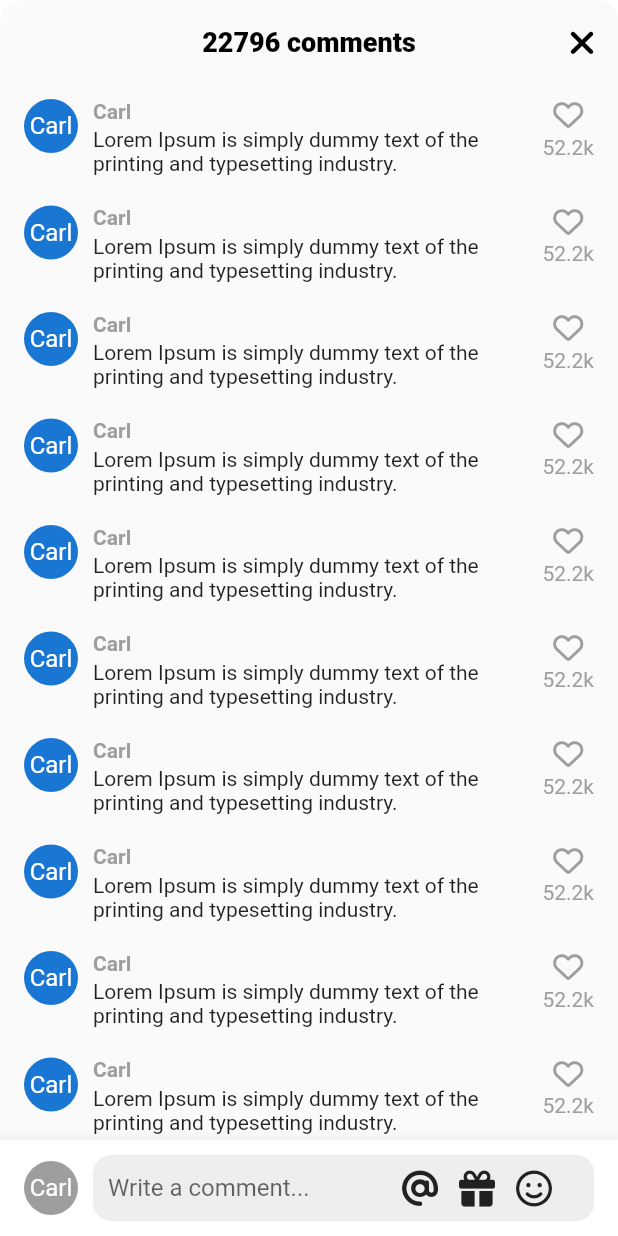
After one commit to Carl-Lee91/tiktok_clone, a Flutter app: the VideoComments screen opened directly, on a phone screen of 412 x 824 dp. The commit adds this screen. Run offline on Flutter 3.47's test engine with Material 2 defaults, Android fonts, the phone set to English and light mode, and no system bars; our stand-ins replace font_awesome_flutter, video_player, visibility_detector; network calls fail.

Commit message:
05.10 끝

```diff
--- a/lib/screens/features/main_navigation/main_navigation_screen.dart
+++ b/lib/screens/features/main_navigation/main_navigation_screen.dart
@@ -63,6 +63,8 @@ class _MainNavigationState extends State<MainNavigation> {
   @override
   Widget build(BuildContext context) {
     return Scaffold(
+      resizeToAvoidBottomInset: false,
+      backgroundColor: _selectedIndex == 0 ? Colors.black : Colors.white,
       body: Stack(
         children: [
           Offstage(
--- a/lib/screens/features/videos/video_timeline_screen.dart
+++ b/lib/screens/features/videos/video_timeline_screen.dart
@@ -29,10 +29,6 @@ class _VideoTimelineScreenState extends State<VideoTimelineScreen> {
 
   void _onVideoFinished() {
     return;
-    _pageController.nextPage(
-      duration: _scrollDuration,
-      curve: _scrollCurve,
-    );
   }
 
   @override
@@ -41,9 +37,20 @@ class _VideoTimelineScreenState extends State<VideoTimelineScreen> {
     super.dispose();
   } // 메모리 누수를 방지하기 위해 항상 dispose를 잊지말자
 
+  Future<void> _onRefresh() {
+    return Future.delayed(
+      const Duration(seconds: 1),
+    );
+  }
+
   @override
   Widget build(BuildContext context) {
-    return PageView.builder(
+    return RefreshIndicator(
+      displacement: 50,
+      edgeOffset: 20,
+      onRefresh: _onRefresh,
+      color: Theme.of(context).primaryColor,
+      child: PageView.builder(
         controller: _pageController,
         // 페이지 넘기게 해주는 위젯 방향 조절 가능 페이지 생성 가능
         itemBuilder: (context, index) => VideoPost(
@@ -53,6 +60,7 @@ class _VideoTimelineScreenState extends State<VideoTimelineScreen> {
         itemCount: _itemCount,
         onPageChanged: _onPageChanged,
         scrollDirection: Axis.vertical,
+      ),
     );
   }
 }
--- /dev/null
+++ b/lib/screens/features/videos/widgets/video_comments.dart
@@ -0,0 +1,218 @@
+import 'package:flutter/material.dart';
+import 'package:font_awesome_flutter/font_awesome_flutter.dart';
+import 'package:tiktok_clone/constants/gaps.dart';
+import 'package:tiktok_clone/constants/sizes.dart';
+
+class VideoComments extends StatefulWidget {
+  const VideoComments({super.key});
+
+  @override
+  State<VideoComments> createState() => _VideoCommentsState();
+}
+
+class _VideoCommentsState extends State<VideoComments> {
+  bool _isWriting = false;
+
+  final ScrollController _scrollController = ScrollController();
+
+  void _onClosePressed() {
+    Navigator.of(context).pop();
+  }
+
+  void _stopWriting() {
+    FocusScope.of(context).unfocus();
+    setState(() {
+      _isWriting = false;
+    });
+  }
+
+  void _onStartWriting() {
+    setState(() {
+      _isWriting = true;
+    });
+  }
+
+  @override
+  Widget build(BuildContext context) {
+    final size = MediaQuery.of(context).size;
+    return Container(
+      height: size.height * 0.75,
+      clipBehavior: Clip.hardEdge,
+      decoration: BoxDecoration(
+        borderRadius: BorderRadius.circular(
+          Sizes.size14,
+        ),
+      ),
+      child: Scaffold(
+        backgroundColor: Colors.grey.shade50,
+        appBar: AppBar(
+          backgroundColor: Colors.grey.shade50,
+          automaticallyImplyLeading: false,
+          title: const Text(
+            "22796 comments",
+          ),
+          actions: [
+            IconButton(
+              onPressed: _onClosePressed,
+              icon: const FaIcon(
+                FontAwesomeIcons.xmark,
+              ),
+            ),
+          ],
+        ),
+        body: GestureDetector(
+          onTap: _stopWriting,
+          child: Stack(
+            children: [
+              Scrollbar(
+                controller: _scrollController,
+                child: ListView.separated(
+                  controller: _scrollController,
+                  padding: const EdgeInsets.only(
+                    top: Sizes.size10,
+                    bottom: Sizes.size96 + Sizes.size20,
+                    left: Sizes.size16,
+                    right: Sizes.size16,
+                  ),
+                  separatorBuilder: (context, index) => Gaps.v20,
+                  itemCount: 10,
+                  itemBuilder: (context, index) => Row(
+                    crossAxisAlignment: CrossAxisAlignment.start,
+                    children: [
+                      const CircleAvatar(
+                        radius: 18,
+                        child: Text("Carl"),
+                      ),
+                      Gaps.h10,
+                      Expanded(
+                        child: Column(
+                          crossAxisAlignment: CrossAxisAlignment.start,
+                          children: [
+                            Text(
+                              "Carl",
+                              style: TextStyle(
+                                fontWeight: FontWeight.bold,
+                                fontSize: Sizes.size14,
+                                color: Colors.grey.shade500,
+                              ),
+                            ),
+                            Gaps.v3,
+                            const Text(
+                              "Lorem Ipsum is simply dummy text of the printing and typesetting industry.",
+                            )
+                          ],
+                        ),
+                      ),
+                      Gaps.h10,
+                      Column(
+                        children: [
+                          FaIcon(
+                            FontAwesomeIcons.heart,
+                            color: Colors.grey.shade500,
+                            size: Sizes.size20,
+                          ),
+                          Gaps.v4,
+                          Text(
+                            "52.2k",
+                            style: TextStyle(
+                              color: Colors.grey.shade500,
+                            ),
+                          ),
+                        ],
+                      )
+                    ],
+                  ),
+                ),
+              ),
+              Positioned(
+                bottom: 0,
+                width: size.width,
+                child: BottomAppBar(
+                  color: Colors.white,
+                  child: Padding(
+                    padding: const EdgeInsets.symmetric(
+                      horizontal: Sizes.size16,
+                      vertical: Sizes.size10,
+                    ),
+                    child: Row(
+                      children: [
+                        CircleAvatar(
+                          radius: 18,
+                          backgroundColor: Colors.grey.shade500,
+                          foregroundColor: Colors.white,
+                          child: const Text("Carl"),
+                        ),
+                        Gaps.h10,
+                        Expanded(
+                          child: SizedBox(
+                            height: Sizes.size44,
+                            child: TextField(
+                              onTap: _onStartWriting,
+                              expands: true,
+                              minLines: null,
+                              maxLines: null,
+                              textInputAction: TextInputAction.newline,
+                              cursorColor: Theme.of(context).primaryColor,
+                              decoration: InputDecoration(
+                                hintText: "Write a comment...",
+                                border: OutlineInputBorder(
+                                  borderRadius: BorderRadius.circular(
+                                    Sizes.size12,
+                                  ),
+                                  borderSide: BorderSide.none,
+                                ),
+                                filled: true,
+                                fillColor: Colors.grey.shade200,
+                                contentPadding: const EdgeInsets.symmetric(
+                                  horizontal: Sizes.size10,
+                                ),
+                                suffixIcon: Padding(
+                                  padding: const EdgeInsets.only(
+                                    right: Sizes.size14,
+                                  ),
+                                  child: Row(
+                                    mainAxisSize: MainAxisSize.min,
+                                    children: [
+                                      FaIcon(
+                                        FontAwesomeIcons.at,
+                                        color: Colors.grey.shade900,
+                                      ),
+                                      Gaps.h14,
+                                      FaIcon(
+                                        FontAwesomeIcons.gift,
+                                        color: Colors.grey.shade900,
+                                      ),
+                                      Gaps.h14,
+                                      FaIcon(
+                                        FontAwesomeIcons.faceSmile,
+                                        color: Colors.grey.shade900,
+                                      ),
+                                      Gaps.h14,
+                                      if (_isWriting)
+                                        GestureDetector(
+                                          onTap: _stopWriting,
+                                          child: FaIcon(
+                                            FontAwesomeIcons.circleArrowUp,
+                                            color:
+                                                Theme.of(context).primaryColor,
+                                          ),
+                                        ),
+                                    ],
+                                  ),
+                                ),
+                              ),
+                            ),
+                          ),
+                        ),
+                      ],
+                    ),
+                  ),
+                ),
+              )
+            ],
+          ),
+        ),
+      ),
+    );
+  }
+}
--- a/lib/screens/features/videos/widgets/video_post.dart
+++ b/lib/screens/features/videos/widgets/video_post.dart
@@ -4,6 +4,7 @@ import 'package:font_awesome_flutter/font_awesome_flutter.dart';
 import 'package:tiktok_clone/constants/gaps.dart';
 import 'package:tiktok_clone/constants/sizes.dart';
 import 'package:tiktok_clone/screens/features/videos/widgets/video_button.dart';
+import 'package:tiktok_clone/screens/features/videos/widgets/video_comments.dart';
 import 'package:video_player/video_player.dart';
 import 'package:visibility_detector/visibility_detector.dart';
 
@@ -75,7 +76,9 @@ class _VideoPostState extends State<VideoPost>
   }
 
   void _onVisibilityChanged(VisibilityInfo info) {
-    if (info.visibleFraction == 1 && !_videoPlayerController.value.isPlaying) {
+    if (info.visibleFraction == 1 &&
+        !_isPaused &&
+        !_videoPlayerController.value.isPlaying) {
       _videoPlayerController.play();
     }
   }
@@ -97,6 +100,19 @@ class _VideoPostState extends State<VideoPost>
     setState(() {
       _isOverflow = !_isOverflow;
     });
+  }
+
+  void _onCommentsTap(BuildContext context) async {
+    if (_videoPlayerController.value.isPlaying) {
+      _onTogglePause();
+    }
+    await showModalBottomSheet(
+      context: context,
+      isScrollControlled: true,
+      backgroundColor: Colors.transparent,
+      builder: (context) => const VideoComments(),
+    );
+    _onTogglePause();
   }
 
   String _checkLongText() {
@@ -191,8 +207,8 @@ class _VideoPostState extends State<VideoPost>
             bottom: 20,
             right: 10,
             child: Column(
-              children: const [
-                CircleAvatar(
+              children: [
+                const CircleAvatar(
                   radius: 25,
                   backgroundColor: Colors.black,
                   foregroundColor: Colors.white,
@@ -201,17 +217,20 @@ class _VideoPostState extends State<VideoPost>
                   child: Text("Carl"),
                 ),
                 Gaps.v24,
-                VideoButton(
+                const VideoButton(
                   icon: FontAwesomeIcons.solidHeart,
                   text: "2.9M",
                 ),
                 Gaps.v24,
-                VideoButton(
-                  icon: FontAwesomeIcons.solidComment,
-                  text: "33K",
+                GestureDetector(
+                  onTap: () => _onCommentsTap(context),
+                  child: const VideoButton(
+                    icon: FontAwesomeIcons.solidComment,
+                    text: "33K",
+                  ),
                 ),
                 Gaps.v24,
-                VideoButton(
+                const VideoButton(
                   icon: FontAwesomeIcons.share,
                   text: "Share",
                 ),
```
Lines whose indentation alone changed are shown as unchanged.
